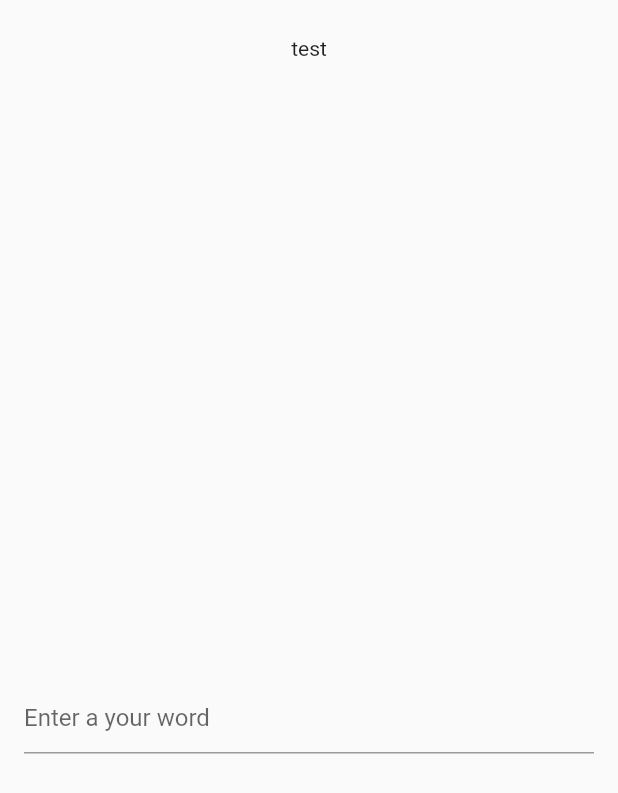
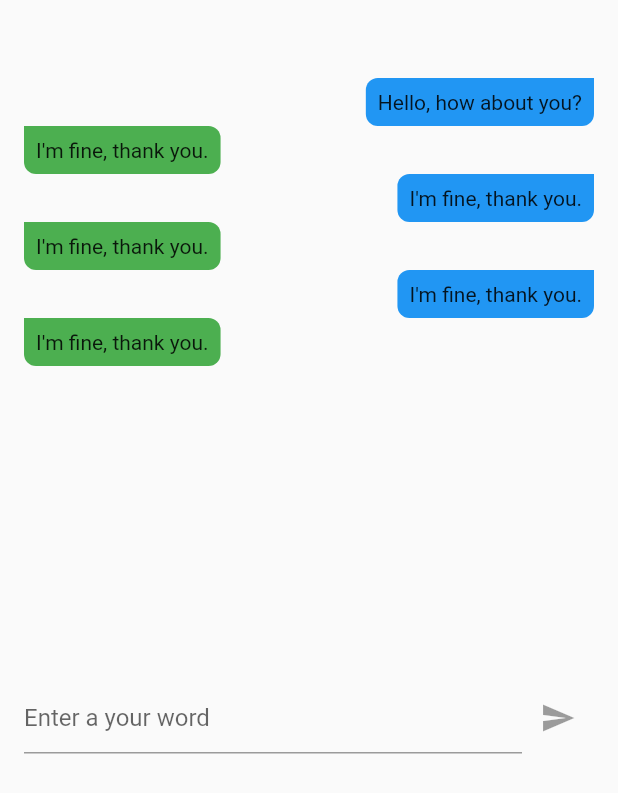
Before and after one commit to shunm-999/GeoQuiz, a Flutter app: the GeoElementDetailBottomSheet widget shown alone on an empty page, opened directly with empty values, on a phone screen of 412 x 824 dp. Shown: the top 793 px of the screen. Run offline on Flutter 3.47's test engine with Material 2 defaults, Android fonts, the phone set to English and light mode, and no system bars; our stand-ins replace dio, flutter_map, freezed_annotation, hooks_riverpod, latlong2, retrofit; generated files the repository leaves out were written again; network calls fail.

Commit message:
display chat message

```diff
--- /dev/null
+++ b/packages/core_model/lib/chat_message.dart
@@ -0,0 +1,59 @@
+mixin ChatMessage {
+  int get id;
+  String get text;
+  DateTime get createdAt;
+}
+
+class UserChatMessage implements ChatMessage {
+  @override
+  final int id;
+  @override
+  final String text;
+  @override
+  final DateTime createdAt;
+
+  const UserChatMessage({
+    required this.id,
+    required this.text,
+    required this.createdAt,
+  });
+
+  @override
+  bool operator ==(Object other) =>
+      identical(this, other) ||
+      other is UserChatMessage &&
+          runtimeType == other.runtimeType &&
+          id == other.id &&
+          text == other.text &&
+          createdAt == other.createdAt;
+
+  @override
+  int get hashCode => id.hashCode ^ text.hashCode ^ createdAt.hashCode;
+}
+
+class AiChatMessage implements ChatMessage {
+  @override
+  final int id;
+  @override
+  final String text;
+  @override
+  final DateTime createdAt;
+
+  const AiChatMessage({
+    required this.id,
+    required this.text,
+    required this.createdAt,
+  });
+
+  @override
+  bool operator ==(Object other) =>
+      identical(this, other) ||
+      other is AiChatMessage &&
+          runtimeType == other.runtimeType &&
+          id == other.id &&
+          text == other.text &&
+          createdAt == other.createdAt;
+
+  @override
+  int get hashCode => id.hashCode ^ text.hashCode ^ createdAt.hashCode;
+}
--- a/packages/view_map/lib/component/geo_element_detail_bottom_sheet.dart
+++ b/packages/view_map/lib/component/geo_element_detail_bottom_sheet.dart
@@ -1,3 +1,4 @@
+import 'package:core_model/chat_message.dart';
 import 'package:flutter/material.dart';
 import 'package:hooks_riverpod/hooks_riverpod.dart';
 
@@ -37,7 +38,9 @@ class _GeoElementDetailBottomSheetState
     _textEditingController.dispose();
   }
 
-  void _onChange(String value) {}
+  void _onChange(String value) {
+    setState(() {});
+  }
 
   void _onSubmitted(String value) {
     _textEditingController.clear();
@@ -59,15 +62,18 @@ class _GeoElementDetailBottomSheetState
         height: screenHeight * 0.6,
         child: Column(
           children: [
-            Text(widget.geoElementName),
-            Expanded(
-              child: SingleChildScrollView(
-                child: Container(
-                  child: Text("test"),
+            Text(
+              widget.geoElementName,
+              style: const TextStyle(
+                fontSize: 24,
+                fontWeight: FontWeight.bold,
               ),
             ),
-            ),
-            TextField(
+            const _ChatMessageScreen(),
+            Row(
+              children: [
+                Expanded(
+                  child: TextField(
                     enabled: true,
                     controller: _textEditingController,
                     decoration: const InputDecoration(
@@ -76,9 +82,140 @@ class _GeoElementDetailBottomSheetState
                     onChanged: _onChange,
                     onSubmitted: _onSubmitted,
                   ),
+                ),
+                IconButton(
+                  onPressed: _buttonCallback(
+                    _textEditingController.text.isNotEmpty,
+                    () {
+                      _onSubmitted(_textEditingController.text);
+                    },
+                  ),
+                  icon: const Icon(
+                    Icons.send,
+                  ),
+                ),
+              ],
+            ),
           ],
         ),
       ),
     );
   }
 }
+
+class _ChatMessageScreen extends StatelessWidget {
+  const _ChatMessageScreen({
+    super.key,
+  });
+
+  @override
+  Widget build(BuildContext context) {
+    final List<ChatMessage> chatMessages = List.of([
+      UserChatMessage(
+        id: 1,
+        text: "Hello, how about you?",
+        createdAt: DateTime.now(),
+      ),
+      AiChatMessage(
+        id: 2,
+        text: "I'm fine, thank you.",
+        createdAt: DateTime.now(),
+      ),
+      UserChatMessage(
+        id: 3,
+        text: "I'm fine, thank you.",
+        createdAt: DateTime.now(),
+      ),
+      AiChatMessage(
+        id: 4,
+        text: "I'm fine, thank you.",
+        createdAt: DateTime.now(),
+      ),
+      UserChatMessage(
+        id: 5,
+        text: "I'm fine, thank you.",
+        createdAt: DateTime.now(),
+      ),
+      AiChatMessage(
+        id: 6,
+        text: "I'm fine, thank you.",
+        createdAt: DateTime.now(),
+      ),
+    ]);
+
+    const borderRadius = 8.0;
+
+    return Expanded(
+      child: SingleChildScrollView(
+        child: Padding(
+          padding: const EdgeInsets.only(
+            top: 16.0,
+          ),
+          child: Column(
+            children: [
+              for (final chatMessage in chatMessages)
+                Align(
+                  alignment: chatMessage is UserChatMessage
+                      ? Alignment.centerRight
+                      : Alignment.centerLeft,
+                  child: ChatCard(
+                    color: chatMessage is UserChatMessage
+                        ? Colors.blue
+                        : Colors.green,
+                    borderRadius: BorderRadius.only(
+                      topLeft: chatMessage is UserChatMessage
+                          ? const Radius.circular(borderRadius)
+                          : Radius.zero,
+                      topRight: chatMessage is UserChatMessage
+                          ? Radius.zero
+                          : const Radius.circular(borderRadius),
+                      bottomLeft: const Radius.circular(borderRadius),
+                      bottomRight: const Radius.circular(borderRadius),
+                    ),
+                    chatMessage: chatMessage.text,
+                  ),
+                ),
+            ],
+          ),
+        ),
+      ),
+    );
+  }
+}
+
+class ChatCard extends StatelessWidget {
+  final String chatMessage;
+  final Color color;
+  final BorderRadius borderRadius;
+
+  const ChatCard({
+    super.key,
+    required this.chatMessage,
+    required this.color,
+    required this.borderRadius,
+  });
+
+  @override
+  Widget build(BuildContext context) {
+    return Container(
+      decoration: BoxDecoration(
+        color: color,
+        borderRadius: borderRadius,
+      ),
+      child: Padding(
+        padding: const EdgeInsets.all(8.0),
+        child: Container(
+          child: Text(chatMessage),
+        ),
+      ),
+    );
+  }
+}
+
+VoidCallback? _buttonCallback(bool enabled, VoidCallback? callback) {
+  if (enabled) {
+    return callback;
+  } else {
+    return null;
+  }
+}
```
Lines whose indentation alone changed are shown as unchanged.
